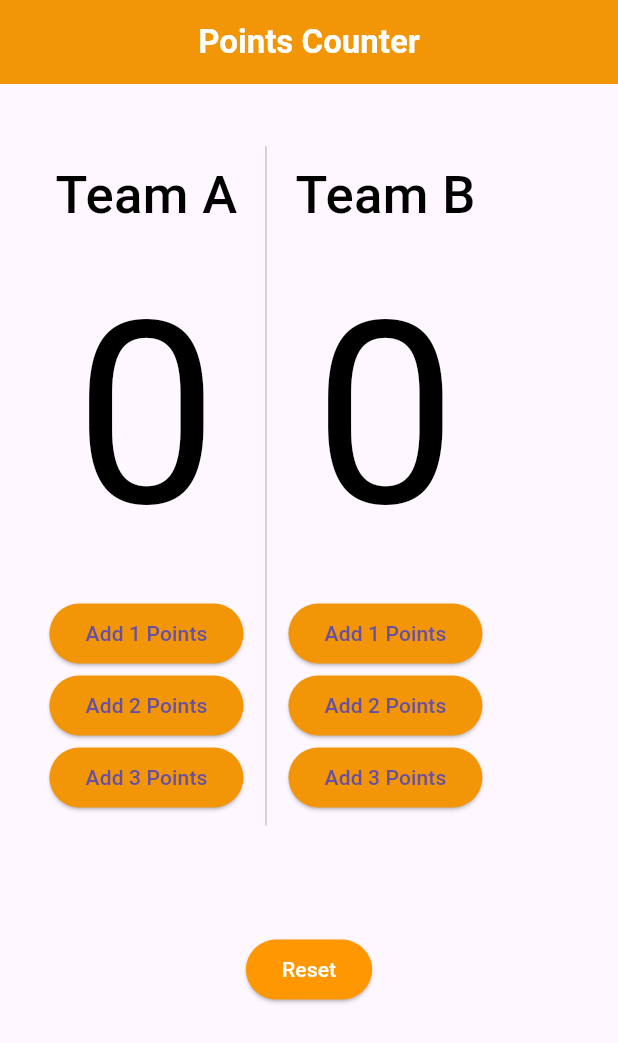
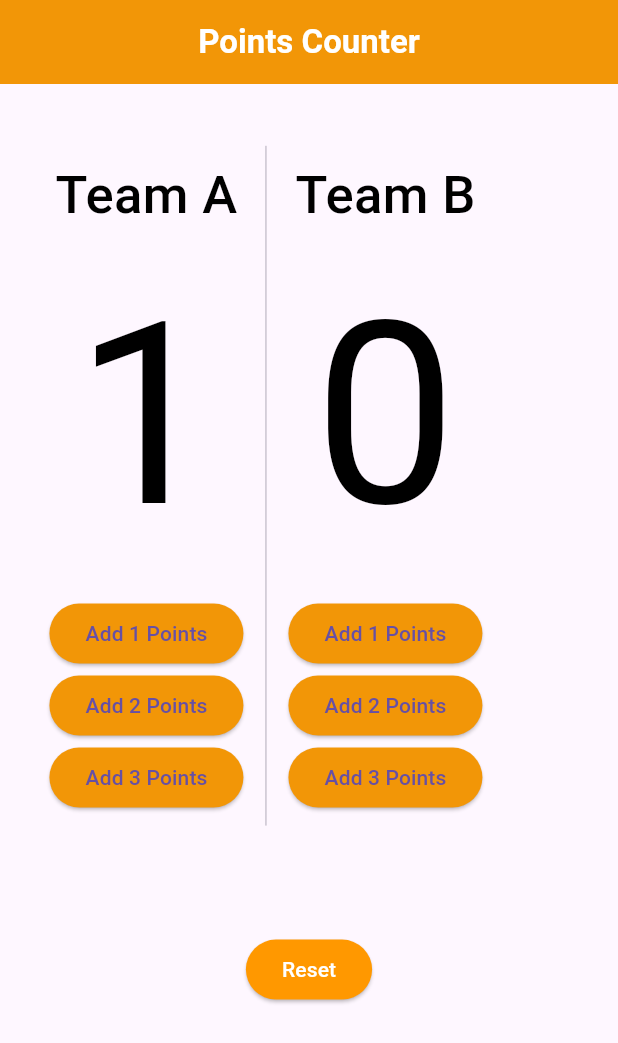
Before and after one commit to mohamedamr77/Basket-Ball-State-Management, a Flutter app: the screen it shows after launch, after a tap on an icon or button, on a phone screen of 412 x 824 dp. Shown: the top 1043 px of the screen. Run offline on Flutter 3.47's test engine with Material 3 defaults, Android fonts, the phone set to English and light mode, and no system bars; our stand-ins replace flutter_bloc.

Commit message:
finish statmentmanagement

```diff
--- a/lib/cubit/getCubit.dart
+++ b/lib/cubit/getCubit.dart
@@ -1,19 +1,25 @@
 import 'package:basketballsm/cubit/getState.dart';
 import 'package:flutter_bloc/flutter_bloc.dart';
-class GetBasketBallCubit extends Cubit<BasketBallState>{
-  GetBasketBallCubit():super(BasketBallInitalState());
-  int scoreTeamA=0;
-  int scoreTeamB=0;
-  teamPlay({required int incrementPoint,required String teamName}){
-     if(teamName=="a"||teamName=="A"){
-       scoreTeamA+=incrementPoint;
-       emit(TeamAState());
-     }
-     else if(teamName=="b"||teamName=="B"){{
-       scoreTeamB+=incrementPoint;
 
-       emit(TeamBState());
-     }
-     }
+class GetBasketBallCubit extends Cubit<BasketBallState> {
+  GetBasketBallCubit() : super(BasketBallInitalState());
+
+  int scoreTeamA = 0;
+  int scoreTeamB = 0;
+
+  void teamPlay({required int incrementPoint, required String teamName}) {
+    if (teamName == "a" || teamName == "A") {
+      scoreTeamA += incrementPoint;
+      emit(TeamAState());
+    } else if (teamName == "b" || teamName == "B") {
+      scoreTeamB += incrementPoint;
+      emit(TeamBState());
+    }
+  }
+
+  void resetScores() {
+    scoreTeamA = 0;
+    scoreTeamB = 0;
+    emit(BasketBallInitalState());
   }
 }
--- a/lib/features/homeScreen.dart
+++ b/lib/features/homeScreen.dart
@@ -1,4 +1,5 @@
 import 'package:basketballsm/cubit/getCubit.dart';
+import 'package:basketballsm/cubit/getState.dart';
 import 'package:basketballsm/features/views/team_a.dart';
 import 'package:basketballsm/features/views/team_b.dart';
 import 'package:basketballsm/features/widgets/vertical_divider.dart';
@@ -32,7 +33,7 @@ class HomeScreen extends StatelessWidget {
         child: Column(
           crossAxisAlignment: CrossAxisAlignment.start,
           children: [
-           const  Row(
+            const Row(
               children: [
                 TeamA(),
                 CustomVerticalDivider(),
@@ -40,18 +41,20 @@ class HomeScreen extends StatelessWidget {
               ],
             ),
             Align(
-                alignment: Alignment.bottomCenter,
-                heightFactor: 2.5,
-                child: ElevatedButton(onPressed: (){
-                  BlocProvider.of<GetBasketBallCubit>(context).scoreTeamA=0;
-                  BlocProvider.of<GetBasketBallCubit>(context).scoreTeamB=0;
-                }, child: Text("Reset",
-                  style: TextStyle(color :Colors.white),
+              alignment: Alignment.bottomCenter,
+              heightFactor: 2.5,
+              child: ElevatedButton(
+                onPressed: () {
+                  BlocProvider.of<GetBasketBallCubit>(context).resetScores();
+                },
+                child: Text(
+                  "Reset",
+                  style: TextStyle(color: Colors.white),
                 ),
                 style: ElevatedButton.styleFrom(
-                  backgroundColor: Colors.orange
+                  backgroundColor: Colors.orange,
                 ),
-                ),
+              ),
             ),
           ],
         ),
--- a/lib/features/views/team_a.dart
+++ b/lib/features/views/team_a.dart
@@ -1,4 +1,5 @@
 import 'package:basketballsm/cubit/getCubit.dart';
+import 'package:basketballsm/cubit/getState.dart';
 import 'package:flutter/material.dart';
 import 'package:flutter_bloc/flutter_bloc.dart';
 
@@ -14,9 +15,11 @@ class TeamA extends StatelessWidget {
     return Column(
       children: [
         const NameTeam(nameTeam: 'Team A',),
-        Score(
-          score: BlocProvider.of<GetBasketBallCubit>(context).scoreTeamA,
-        ),
+        BlocBuilder<GetBasketBallCubit,BasketBallState>(builder: (BuildContext context, state) {
+          return Score(
+            score: BlocProvider.of<GetBasketBallCubit>(context).scoreTeamA,
+          );
+        },),
         CustomIncrementButton(point: 1, onPressed: () {
           BlocProvider.of<GetBasketBallCubit>(context).teamPlay(incrementPoint: 1, teamName: "a");
         },),
--- a/lib/features/views/team_b.dart
+++ b/lib/features/views/team_b.dart
@@ -1,6 +1,7 @@
 import 'package:basketballsm/cubit/getCubit.dart';
 import 'package:flutter/material.dart';
 import 'package:flutter_bloc/flutter_bloc.dart';
+import '../../cubit/getState.dart';
 import '../widgets/incrementButton.dart';
 import '../widgets/name_team.dart';
 import '../widgets/score.dart';
@@ -13,10 +14,11 @@ class TeamB extends StatelessWidget {
     return Column(
       children: [
         const NameTeam(nameTeam: 'Team B',),
-         Score(
-           score:   BlocProvider.of<GetBasketBallCubit>(context).scoreTeamB,
-
-        ),
+        BlocBuilder<GetBasketBallCubit,BasketBallState>(builder: (BuildContext context, state) {
+          return Score(
+            score: BlocProvider.of<GetBasketBallCubit>(context).scoreTeamB,
+          );
+        },),
         CustomIncrementButton(point: 1, onPressed: () {
               BlocProvider.of<GetBasketBallCubit>(context).teamPlay(incrementPoint: 1, teamName: "b");
         },),
```
